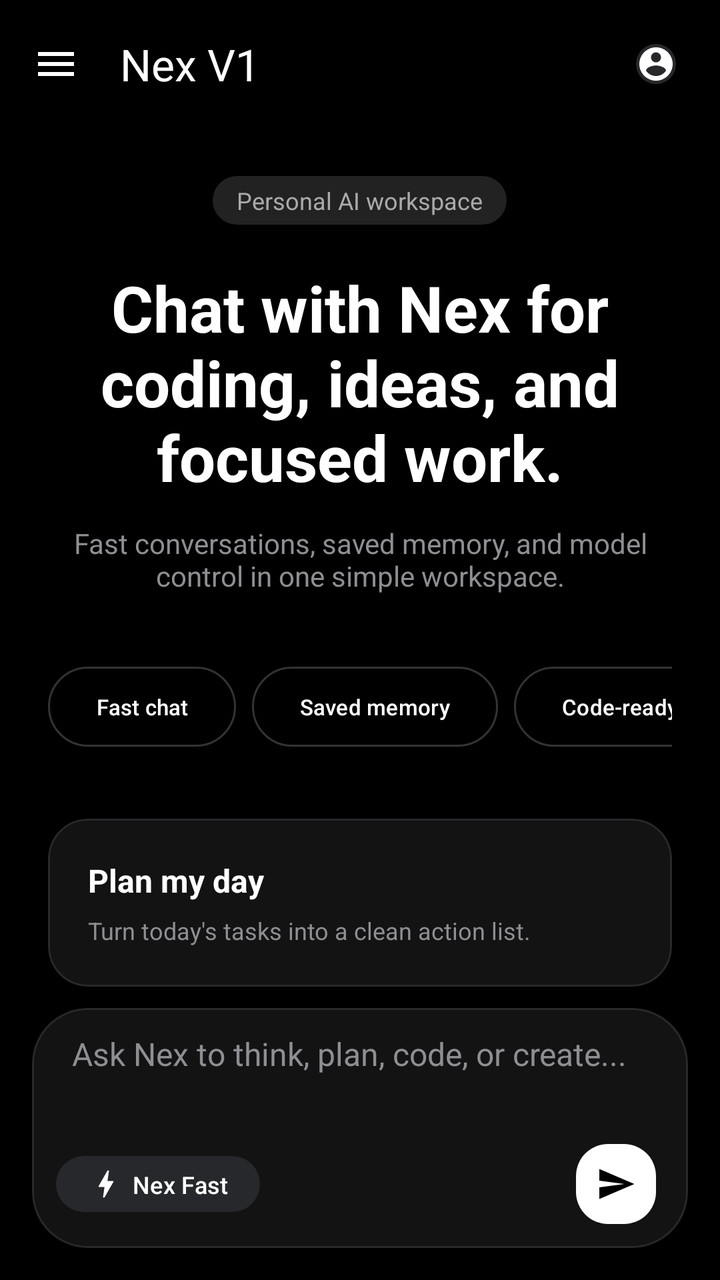
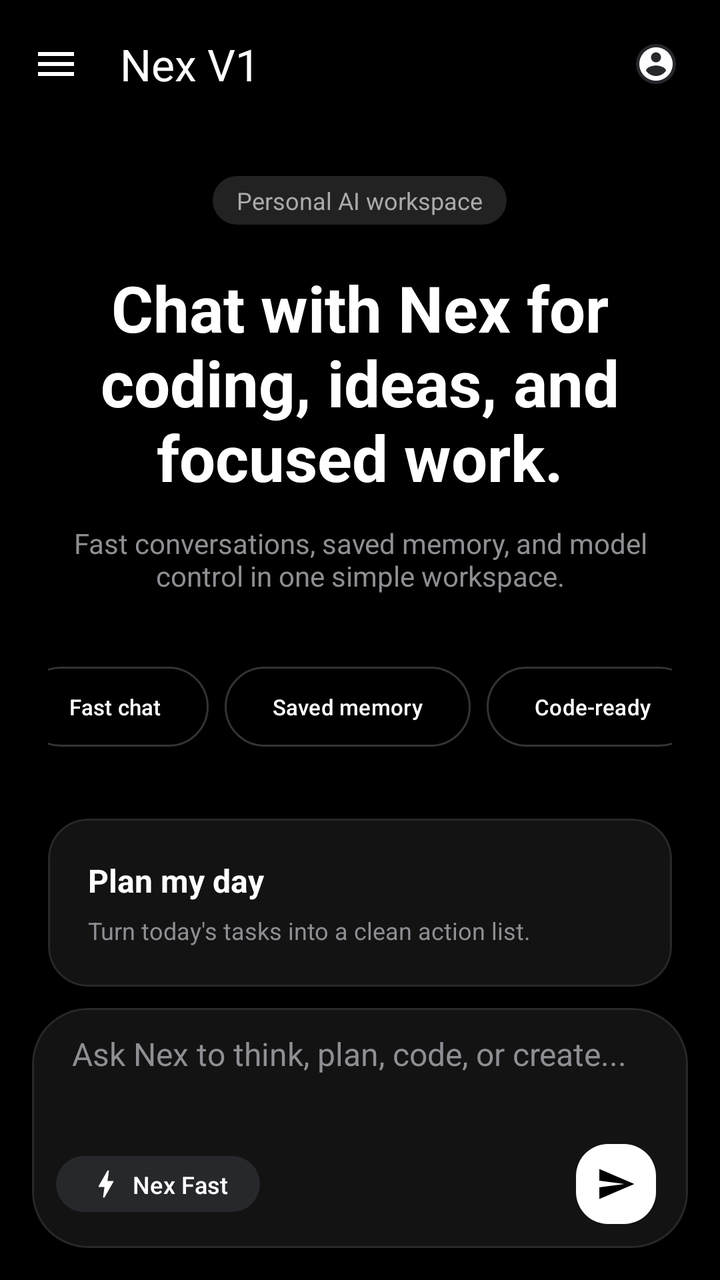

Screens rendered from an Android XML layout before and after an edit, with the pre-edit source and the edit as a unified diff.
<!-- AndroidManifest.xml: activity theme Theme.NexV1 -->
<!-- res/layout/activity_main.xml -->
<?xml version="1.0" encoding="utf-8"?>
<androidx.constraintlayout.widget.ConstraintLayout xmlns:android="http://schemas.android.com/apk/res/android"
    xmlns:app="http://schemas.android.com/apk/res-auto"
    android:id="@+id/main"
    android:layout_width="match_parent"
    android:layout_height="match_parent"
    android:background="#000000">

    
    <com.google.android.material.appbar.MaterialToolbar
        android:id="@+id/toolbar"
        android:layout_width="match_parent"
        android:layout_height="wrap_content"
        android:background="@android:color/transparent"
        app:layout_constraintTop_toTopOf="parent"
        app:navigationIcon="@drawable/ic_menu"
        app:navigationIconTint="@android:color/white"
        app:title="@string/app_name"
        app:titleTextColor="@android:color/white">

        <com.google.android.material.imageview.ShapeableImageView
            android:layout_width="32dp"
            android:layout_height="32dp"
            android:layout_gravity="end"
            android:layout_marginEnd="16dp"
            android:src="@drawable/ic_account"
            android:padding="6dp"
            android:background="#26282B"
            app:tint="@android:color/white"
            app:shapeAppearanceOverlay="@style/ShapeAppearance.Material3.Corner.Full" />

    </com.google.android.material.appbar.MaterialToolbar>

    
    <androidx.recyclerview.widget.RecyclerView
        android:id="@+id/recyclerView"
        android:layout_width="match_parent"
        android:layout_height="0dp"
        android:visibility="gone"
        app:layoutManager="androidx.recyclerview.widget.LinearLayoutManager"
        app:layout_constraintBottom_toTopOf="@+id/inputCard"
        app:layout_constraintTop_toBottomOf="@id/toolbar"
        android:clipToPadding="false"
        android:paddingBottom="16dp"/>

    
    <androidx.core.widget.NestedScrollView
        android:id="@+id/welcomeContainer"
        android:layout_width="match_parent"
        android:layout_height="0dp"
        android:fillViewport="true"
        app:layout_constraintBottom_toTopOf="@+id/inputCard"
        app:layout_constraintTop_toBottomOf="@id/toolbar">

        <LinearLayout
            android:layout_width="match_parent"
            android:layout_height="wrap_content"
            android:gravity="center_horizontal"
            android:orientation="vertical"
            android:paddingHorizontal="24dp"
            android:paddingVertical="16dp">

            <TextView
                android:layout_width="wrap_content"
                android:layout_height="wrap_content"
                android:layout_marginTop="8dp"
                android:background="@drawable/bg_label"
                android:paddingHorizontal="12dp"
                android:paddingVertical="4dp"
                android:text="@string/personal_ai_workspace"
                android:textColor="#AAAAAA"
                android:textSize="12sp" />

            <TextView
                android:layout_width="match_parent"
                android:layout_height="wrap_content"
                android:layout_marginTop="20dp"
                android:gravity="center"
                android:text="@string/main_title"
                android:textColor="@android:color/white"
                android:textSize="32sp"
                android:textStyle="bold" />

            <TextView
                android:layout_width="match_parent"
                android:layout_height="wrap_content"
                android:layout_marginTop="12dp"
                android:gravity="center"
                android:text="@string/main_subtitle"
                android:textColor="#8E8E93"
                android:textSize="14sp" />

            
            <HorizontalScrollView
                android:layout_width="match_parent"
                android:layout_height="wrap_content"
                android:layout_marginTop="32dp"
                android:scrollbars="none">

                <LinearLayout
                    android:layout_width="wrap_content"
                    android:layout_height="wrap_content"
                    android:orientation="horizontal">

                    <com.google.android.material.button.MaterialButton
                        style="@style/Widget.Material3.Button.OutlinedButton"
                        android:layout_width="wrap_content"
                        android:layout_height="wrap_content"
                        android:text="@string/fast_chat"
                        android:textSize="11sp"
                        android:textColor="@android:color/white"
                        app:strokeColor="#333333"
                        app:cornerRadius="20dp"/>

                    <com.google.android.material.button.MaterialButton
                        style="@style/Widget.Material3.Button.OutlinedButton"
                        android:layout_width="wrap_content"
                        android:layout_height="wrap_content"
                        android:layout_marginStart="8dp"
                        android:text="@string/saved_memory"
                        android:textSize="11sp"
                        android:textColor="@android:color/white"
                        app:strokeColor="#333333"
                        app:cornerRadius="20dp"/>

                    <com.google.android.material.button.MaterialButton
                        style="@style/Widget.Material3.Button.OutlinedButton"
                        android:layout_width="wrap_content"
                        android:layout_height="wrap_content"
                        android:layout_marginStart="8dp"
                        android:text="@string/code_ready"
                        android:textSize="11sp"
                        android:textColor="@android:color/white"
                        app:strokeColor="#333333"
                        app:cornerRadius="20dp"/>
                </LinearLayout>
            </HorizontalScrollView>

            
            <LinearLayout
                android:layout_width="match_parent"
                android:layout_height="wrap_content"
                android:layout_marginTop="32dp"
                android:orientation="vertical">

                <com.google.android.material.card.MaterialCardView
                    android:layout_width="match_parent"
                    android:layout_height="wrap_content"
                    android:layout_marginBottom="12dp"
                    app:cardBackgroundColor="#131314"
                    app:cardCornerRadius="20dp"
                    app:strokeWidth="1dp"
                    app:strokeColor="#26282B">

                    <LinearLayout
                        android:layout_width="match_parent"
                        android:layout_height="wrap_content"
                        android:orientation="vertical"
                        android:padding="20dp">

                        <TextView
                            android:layout_width="wrap_content"
                            android:layout_height="wrap_content"
                            android:text="@string/plan_my_day"
                            android:textColor="@android:color/white"
                            android:textSize="16sp"
                            android:textStyle="bold" />

                        <TextView
                            android:layout_width="wrap_content"
                            android:layout_height="wrap_content"
                            android:layout_marginTop="6dp"
                            android:text="@string/plan_my_day_desc"
                            android:textColor="#8E8E93"
                            android:textSize="12sp" />
                    </LinearLayout>
                </com.google.android.material.card.MaterialCardView>

                <com.google.android.material.card.MaterialCardView
                    android:id="@+id/cardImproveUI"
                    android:layout_width="match_parent"
                    android:layout_height="wrap_content"
                    android:layout_marginBottom="12dp"
                    app:cardBackgroundColor="#131314"
                    app:cardCornerRadius="20dp"
                    app:strokeWidth="1dp"
                    app:strokeColor="#26282B">

                    <LinearLayout
                        android:layout_width="match_parent"
                        android:layout_height="wrap_content"
                        android:orientation="vertical"
                        android:padding="20dp">

                        <TextView
                            android:layout_width="wrap_content"
                            android:layout_height="wrap_content"
                            android:text="@string/improve_ui"
                            android:textColor="@android:color/white"
                            android:textSize="16sp"
                            android:textStyle="bold" />

                        <TextView
                            android:layout_width="wrap_content"
                            android:layout_height="wrap_content"
                            android:layout_marginTop="6dp"
                            android:text="@string/improve_ui_desc"
                            android:textColor="#8E8E93"
                            android:textSize="12sp" />
                    </LinearLayout>
                </com.google.android.material.card.MaterialCardView>

                <com.google.android.material.card.MaterialCardView
                    android:id="@+id/downloadModelCard"
                    android:layout_width="match_parent"
                    android:layout_height="wrap_content"
                    android:layout_marginBottom="12dp"
                    android:visibility="gone"
                    app:cardBackgroundColor="#131314"
                    app:cardCornerRadius="20dp"
                    app:strokeColor="#007AFF"
                    app:strokeWidth="1dp">

                    <LinearLayout
                        android:layout_width="match_parent"
                        android:layout_height="wrap_content"
                        android:orientation="vertical"
                        android:padding="20dp">

                        <TextView
                            android:layout_width="wrap_content"
                            android:layout_height="wrap_content"
                            android:text="AI Model Required"
                            android:textColor="@android:color/white"
                            android:textSize="16sp"
                            android:textStyle="bold" />

                        <TextView
                            android:id="@+id/downloadStatusText"
                            android:layout_width="wrap_content"
                            android:layout_height="wrap_content"
                            android:layout_marginTop="6dp"
                            android:text="Download the core AI engine (~700MB) to start chatting offline."
                            android:textColor="#8E8E93"
                            android:textSize="12sp" />

                        <com.google.android.material.progressindicator.LinearProgressIndicator
                            android:id="@+id/downloadProgress"
                            android:layout_width="match_parent"
                            android:layout_height="wrap_content"
                            android:layout_marginTop="16dp"
                            android:visibility="gone"
                            app:indicatorColor="#007AFF"
                            app:trackColor="#3A3A3C" />

                        <com.google.android.material.button.MaterialButton
                            android:id="@+id/btnDownloadModel"
                            style="@style/Widget.Material3.Button"
                            android:layout_width="match_parent"
                            android:layout_height="wrap_content"
                            android:layout_marginTop="16dp"
                            android:text="Download Model"
                            app:backgroundTint="#007AFF"
                            app:cornerRadius="14dp" />
                    </LinearLayout>
                </com.google.android.material.card.MaterialCardView>

            </LinearLayout>


        </LinearLayout>
    </androidx.core.widget.NestedScrollView>

    
    <com.google.android.material.card.MaterialCardView
        android:id="@+id/inputCard"
        android:layout_width="match_parent"
        android:layout_height="wrap_content"
        android:layout_margin="16dp"
        app:cardBackgroundColor="#131314"
        app:cardCornerRadius="28dp"
        app:strokeWidth="1dp"
        app:strokeColor="#26282B"
        app:layout_constraintBottom_toBottomOf="parent">

        <LinearLayout
            android:id="@+id/inputContainer"
            android:layout_width="match_parent"
            android:layout_height="wrap_content"
            android:orientation="vertical"
            android:padding="8dp">

            <EditText
                android:id="@+id/messageInput"
                android:layout_width="match_parent"
                android:layout_height="wrap_content"
                android:layout_marginHorizontal="12dp"
                android:layout_marginTop="4dp"
                android:background="@android:color/transparent"
                android:hint="Ask Nex to think, plan, code, or create..."
                android:importantForAutofill="no"
                android:inputType="textMultiLine"
                android:maxLines="6"
                android:textColor="@android:color/white"
                android:textColorHint="#8E8E93"
                android:textSize="16sp"
                android:minHeight="48dp"
                android:gravity="top|start"/>

            <RelativeLayout
                android:layout_width="match_parent"
                android:layout_height="48dp"
                android:layout_marginTop="4dp">

                <com.google.android.material.button.MaterialButton
                    android:id="@+id/modelSelector"
                    style="@style/Widget.Material3.Button.TextButton"
                    android:layout_width="wrap_content"
                    android:layout_height="36dp"
                    android:layout_centerVertical="true"
                    android:layout_marginStart="4dp"
                    android:text="Nex Fast"
                    android:textColor="@android:color/white"
                    android:textSize="12sp"
                    app:icon="@drawable/ic_bolt"
                    app:iconGravity="textStart"
                    app:iconSize="18dp"
                    app:iconTint="@android:color/white"
                    app:backgroundTint="#26282B"
                    android:minWidth="0dp"
                    android:paddingHorizontal="16dp"
                    app:cornerRadius="18dp" />

                <com.google.android.material.floatingactionbutton.FloatingActionButton
                    android:id="@+id/sendButton"
                    android:layout_width="wrap_content"
                    android:layout_height="wrap_content"
                    android:layout_alignParentEnd="true"
                    android:layout_centerVertical="true"
                    android:layout_marginEnd="4dp"
                    android:contentDescription="@string/send"
                    app:backgroundTint="@android:color/white"
                    app:fabCustomSize="40dp"
                    app:maxImageSize="20dp"
                    app:srcCompat="@drawable/ic_send"
                    app:tint="@android:color/black"
                    app:elevation="0dp"
                    app:pressedTranslationZ="0dp"/>
            </RelativeLayout>
        </LinearLayout>
    </com.google.android.material.card.MaterialCardView>

</androidx.constraintlayout.widget.ConstraintLayout>
<!-- resources referenced by this layout -->
<resources>
  <!-- drawable bg_label (drawable) -->
  <shape xmlns:android="http://schemas.android.com/apk/res/android">
      <solid android:color="#222222" />
      <corners android:radius="16dp" />
  </shape>
  <!-- drawable ic_account (drawable) -->
  <vector xmlns:android="http://schemas.android.com/apk/res/android"
      android:width="24dp"
      android:height="24dp"
      android:viewportWidth="24"
      android:viewportHeight="24">
      <path
          android:fillColor="@android:color/white"
          android:pathData="M12,2C6.48,2 2,6.48 2,12s4.48,10 10,10s10,-4.48 10,-10S17.52,2 12,2zM12,5c1.66,0 3,1.34 3,3s-1.34,3 -3,3s-3,-1.34 -3,-3 S10.34,5 12,5zM12,19.2c-2.5,0-4.71-1.28-6-3.22c0.03-1.99,4-3.08,6-3.08c1.99,0,5.97,1.09,6,3.08C16.71,17.92,14.5,19.2,12,19.2z" />
  </vector>
  <!-- drawable ic_bolt (drawable) -->
  <vector xmlns:android="http://schemas.android.com/apk/res/android"
      android:width="24dp"
      android:height="24dp"
      android:viewportWidth="24"
      android:viewportHeight="24">
      <path
          android:fillColor="@android:color/white"
          android:pathData="M11,21h-1l1-7H7.5c-0.58,0-0.57-0.32-0.38-0.66c0.19-0.34,0.05-0.08,0.07-0.12C8.48,10.94,10.42,7.54,13,3h1l-1,7h3.5c0.49,0,0.56,0.33,0.47,0.51l-0.07,0.15C12.96,17.55,11,21,11,21z" />
  </vector>
  <!-- drawable ic_menu (drawable) -->
  <vector xmlns:android="http://schemas.android.com/apk/res/android"
      android:width="24dp"
      android:height="24dp"
      android:viewportWidth="24"
      android:viewportHeight="24">
      <path
          android:fillColor="@android:color/white"
          android:pathData="M3,18h18v-2H3V18zM3,13h18v-2H3V13zM3,6v2h18V6H3z" />
  </vector>
  <!-- drawable ic_send (drawable) -->
  <vector xmlns:android="http://schemas.android.com/apk/res/android"
      android:width="24dp"
      android:height="24dp"
      android:viewportWidth="24"
      android:viewportHeight="24">
      <path
          android:fillColor="@android:color/white"
          android:pathData="M2.01,21L23,12 2.01,3 2,10l15,2 -15,2z" />
  </vector>
  <string name="app_name">Nex V1</string>
  <string name="code_ready">Code-ready</string>
  <string name="fast_chat">Fast chat</string>
  <string name="improve_ui">Improve UI</string>
  <string name="improve_ui_desc">Refine layouts, spacing, and overall app feel.</string>
  <string name="main_subtitle">Fast conversations, saved memory, and model control in one simple workspace.</string>
  <string name="main_title">Chat with Nex for coding, ideas, and focused work.</string>
  <string name="personal_ai_workspace">Personal AI workspace</string>
  <string name="plan_my_day">Plan my day</string>
  <string name="plan_my_day_desc">Turn today\'s tasks into a clean action list.</string>
  <string name="saved_memory">Saved memory</string>
  <string name="send">Send</string>
  <style name="Theme.NexV1" parent="Theme.Material3.DayNight.NoActionBar">
          
          <item name="colorPrimary">@color/black</item>
          <item name="colorOnPrimary">@color/white</item>
  
          
          <item name="android:colorBackground">@color/white</item>
  
          
          <item name="android:statusBarColor">@color/black</item>
          <item name="android:windowFullscreen">false</item>
          <item name="android:fitsSystemWindows">true</item>
      </style>
  <color name="black">#000000</color>
  <color name="white">#FFFFFF</color>
</resources>

<!-- the commit's change to res/layout/activity_main.xml (unified diff, before → after) -->
@@ -100,17 +100,18 @@
                 <LinearLayout
                     android:layout_width="wrap_content"
                     android:layout_height="wrap_content"
-                    android:orientation="horizontal">
+                    android:orientation="horizontal"
+                    android:layout_gravity="center">
 
                     <com.google.android.material.button.MaterialButton
                         style="@style/Widget.Material3.Button.OutlinedButton"
                         android:layout_width="wrap_content"
                         android:layout_height="wrap_content"
                         android:text="@string/fast_chat"
+                        android:textColor="@android:color/white"
                         android:textSize="11sp"
-                        android:textColor="@android:color/white"
-                        app:strokeColor="#333333"
-                        app:cornerRadius="20dp"/>
+                        app:cornerRadius="20dp"
+                        app:strokeColor="#333333" />
 
                     <com.google.android.material.button.MaterialButton
                         style="@style/Widget.Material3.Button.OutlinedButton"
@@ -118,10 +119,10 @@
                         android:layout_height="wrap_content"
                         android:layout_marginStart="8dp"
                         android:text="@string/saved_memory"
+                        android:textColor="@android:color/white"
                         android:textSize="11sp"
-                        android:textColor="@android:color/white"
-                        app:strokeColor="#333333"
-                        app:cornerRadius="20dp"/>
+                        app:cornerRadius="20dp"
+                        app:strokeColor="#333333" />
 
                     <com.google.android.material.button.MaterialButton
                         style="@style/Widget.Material3.Button.OutlinedButton"
@@ -129,10 +130,10 @@
                         android:layout_height="wrap_content"
                         android:layout_marginStart="8dp"
                         android:text="@string/code_ready"
+                        android:textColor="@android:color/white"
                         android:textSize="11sp"
-                        android:textColor="@android:color/white"
-                        app:strokeColor="#333333"
-                        app:cornerRadius="20dp"/>
+                        app:cornerRadius="20dp"
+                        app:strokeColor="#333333" />
                 </LinearLayout>
             </HorizontalScrollView>
 
